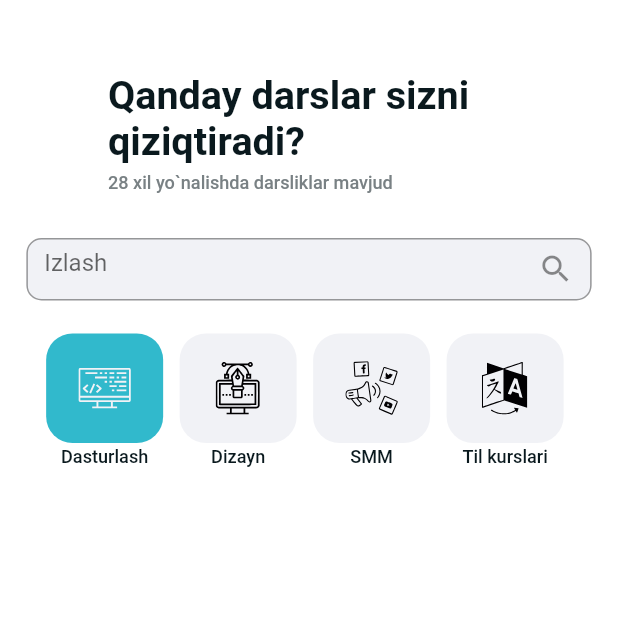
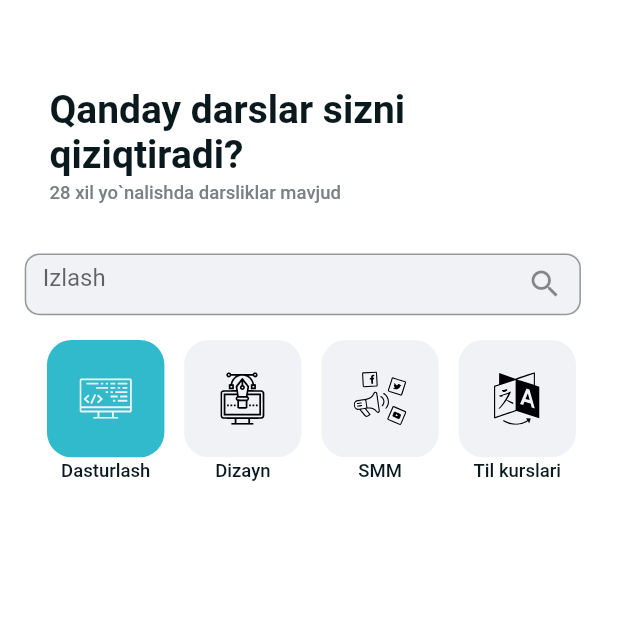
Before and after one commit to m1rzajonov1/New_exampla, a Flutter app: the HomePage screen opened directly, on a phone screen of 412 x 824 dp, the top half of it. Run offline on Flutter 3.47's test engine with Material 2 defaults, Android fonts, the light colour scheme and no system bars; our stand-ins replace bloc, connectivity_plus, flutter_bloc, flutter_svg; missing offline and left inert: connectivity_plus_web; Roboto replaces fonts that are missing (Google Sans).

Commit message:
I created an extension using MediaQuery to adapt to different smartphones

```diff
--- /dev/null
+++ b/lib/core/extensions/mediaquary_extension.dart
@@ -0,0 +1,7 @@
+import 'package:flutter/material.dart';
+
+extension MediaQueryExtension on BuildContext {
+  MediaQueryData get mq => MediaQuery.of(this);
+  double get h => mq.size.height;
+  double get w => mq.size.width;
+}
--- a/lib/main.dart
+++ b/lib/main.dart
@@ -17,7 +17,7 @@ class MyApp extends StatelessWidget {
       theme: ThemeData(
         primarySwatch: Colors.blue,
       ),
-      home:  HomePage(),
+      home:  LoaderPage(),
     );
   }
 }
--- a/lib/screens/home_page/home_page_view.dart
+++ b/lib/screens/home_page/home_page_view.dart
@@ -2,10 +2,9 @@ import 'package:flutter_bloc/flutter_bloc.dart';
 import 'package:flutter/material.dart';
 import 'package:flutter_svg/flutter_svg.dart';
 import 'package:newproectap/core/baseview/baseview.dart';
-import 'package:newproectap/core/constants/size_config.dart';
 import 'package:newproectap/screens/home_page/home_page_cubit.dart';
 import 'package:newproectap/screens/home_page/home_page_state.dart';
-
+import 'package:newproectap/core/extensions/mediaquary_extension.dart';
 class HomePage extends StatelessWidget {
   HomePage({Key? key}) : super(key: key);
   List data = [
@@ -17,46 +16,44 @@ class HomePage extends StatelessWidget {
 
   @override
   Widget build(BuildContext context) {
-    SizeConfig().init(context);
     return BlocProvider(
       create: ((context) => MenuCubit()),
       child: BlocBuilder<MenuCubit, FilterState>(
         builder: ((context, state) => BaseView(
             viewModal: HomePage(),
             onPageBuilder: (context, widget) {
-              return mkScaffold();
+              return mkScaffold(context);
             })),
       ),
     );
   }
 
-  Scaffold mkScaffold() {
+  Scaffold mkScaffold(BuildContext context) {
     return Scaffold(
       backgroundColor: const Color(0xFFFFFFFF),
       body: Padding(
-        padding: EdgeInsets.symmetric(horizontal: getWidth(15)),
-        child: Column(
+        padding: EdgeInsets.symmetric(horizontal: context.w*0.04),
+        child: Column(crossAxisAlignment: CrossAxisAlignment.start,
           children: [
             Padding(
-              padding: EdgeInsets.only(top: getWidth(44)),
+              padding: EdgeInsets.only(top: context.w*0.14,left: context.w*0.04),
               child: SizedBox(
-                height: getHeight(86),
-                width: getWidth(244),
+                height: context.h*0.115,
+                width: context.w*0.7,
                 child: Column(
-                  mainAxisAlignment: MainAxisAlignment.start,
                   crossAxisAlignment: CrossAxisAlignment.start,
                   children: [
                     Text(
                       "Qanday darslar sizni qiziqtiradi?",
                       style:
-                          textStyle(getWidth(24), FontWeight.w700, 0xFF0A191E),
+                          textStyle(context.w*0.063, FontWeight.w700, 0xFF0A191E),
                     ),
                     Padding(
-                      padding: EdgeInsets.only(top: getWidth(4)),
+                      padding: EdgeInsets.only(top: context.w*0.01),
                       child: Text(
                         "28 xil yo`nalishda darsliklar mavjud",
                         style: textStyle(
-                            getWidth(11), FontWeight.w500, 0xFF798184),
+                            context.w*0.03, FontWeight.w500, 0xFF798184),
                       ),
                     )
                   ],
@@ -64,13 +61,13 @@ class HomePage extends StatelessWidget {
               ),
             ),
             Padding(
-              padding: EdgeInsets.only(top: getWidth(21)),
+              padding: EdgeInsets.only(top: context.w*0.04),
               child: Container(
-                height: getHeight(41),
-                width: getWidth(343),
+                height: context.h*0.05,
+                width: context.w*0.9,
                 decoration: BoxDecoration(
                   color: const Color(0xFFF1F2F6),
-                  borderRadius: BorderRadius.circular(getWidth(10)),
+                  borderRadius: BorderRadius.circular(context.w*0.02),
                 ),
                 child: TextFormField(
                     decoration: InputDecoration(
@@ -84,14 +81,14 @@ class HomePage extends StatelessWidget {
               ),
             ),
             Padding(
-              padding: EdgeInsets.only(top: getWidth(20), left: getWidth(8)),
+              padding: EdgeInsets.only(top: context.w*0.04, left: context.w*0.02),
               child: SizedBox(
-                height: getHeight(101),
-                width: double.infinity,
+                height: context.h*0.12,
+                width: context.w,
                 child: ListView.builder(
                   scrollDirection: Axis.horizontal,
                   itemBuilder: ((context, index) => Padding(
-                        padding: EdgeInsets.symmetric(horizontal: getWidth(5)),
+                        padding: EdgeInsets.symmetric(horizontal: context.w*0.016),
                         child: InkWell(
                           child: dasturFilterColums(data[index]['svgPath'],
                               data[index]['title'], context, index),
@@ -115,13 +112,13 @@ class HomePage extends StatelessWidget {
     return Column(
       children: [
         Container(
-          height: getHeight(72),
-          width: getWidth(71),
+          height: context.h*0.095,
+          width: context.w*0.19,
           decoration: BoxDecoration(
               color: context.watch<MenuCubit>().menuIndex == index
                   ? const Color(0xFF31B9CC)
                   : const Color(0xFFF1F2F6),
-              borderRadius: BorderRadius.circular(getWidth(16))),
+              borderRadius: BorderRadius.circular(context.w*0.04)),
           child: Center(
               child: SvgPicture.asset(
             svgPath,
@@ -131,10 +128,10 @@ class HomePage extends StatelessWidget {
           )),
         ),
         Padding(
-          padding: EdgeInsets.symmetric(vertical: getWidth(2)),
+          padding: EdgeInsets.symmetric(vertical: context.w*0.005),
           child: Text(
             title,
-            style: textStyle(getWidth(11), FontWeight.w500, 0xFF0A191E),
+            style: textStyle(context.w*0.03, FontWeight.w500, 0xFF0A191E),
           ),
         )
       ],
--- a/lib/screens/loader_page.dart
+++ b/lib/screens/loader_page.dart
@@ -1,28 +1,27 @@
 import 'package:flutter/material.dart';
 import 'package:flutter_svg/flutter_svg.dart';
-import 'package:newproectap/core/constants/size_config.dart';
+import 'package:newproectap/core/extensions/mediaquary_extension.dart';
 
 class LoaderPage extends StatelessWidget {
   const LoaderPage({Key? key}) : super(key: key);
 
   @override
   Widget build(BuildContext context) {
-    SizeConfig().init(context);
     return Scaffold(
       backgroundColor: const Color(0xFF050352),
       body: Column(
         children: [
           Padding(
-            padding:  EdgeInsets.only(top: getWidth(293)),
+            padding:  EdgeInsets.only(top: context.h*0.4),
             child: Center(
                 child: SizedBox(
-              height: getHeight(189),
-              width: getWidth(162),
+              height: context.h*0.2,
+              width: context.w*0.5,
               child: SvgPicture.asset("assets/svg/Group 734App.svg"),
             )),
           ),
            Padding(
-             padding:  EdgeInsets.only(top: getWidth(212)),
+             padding:  EdgeInsets.only(top: context.w*0.6),
              child: SvgPicture.asset("assets/svg/Group 733title.svg"),
            ),
 
```
Also changed, not shown: 1 other file.
